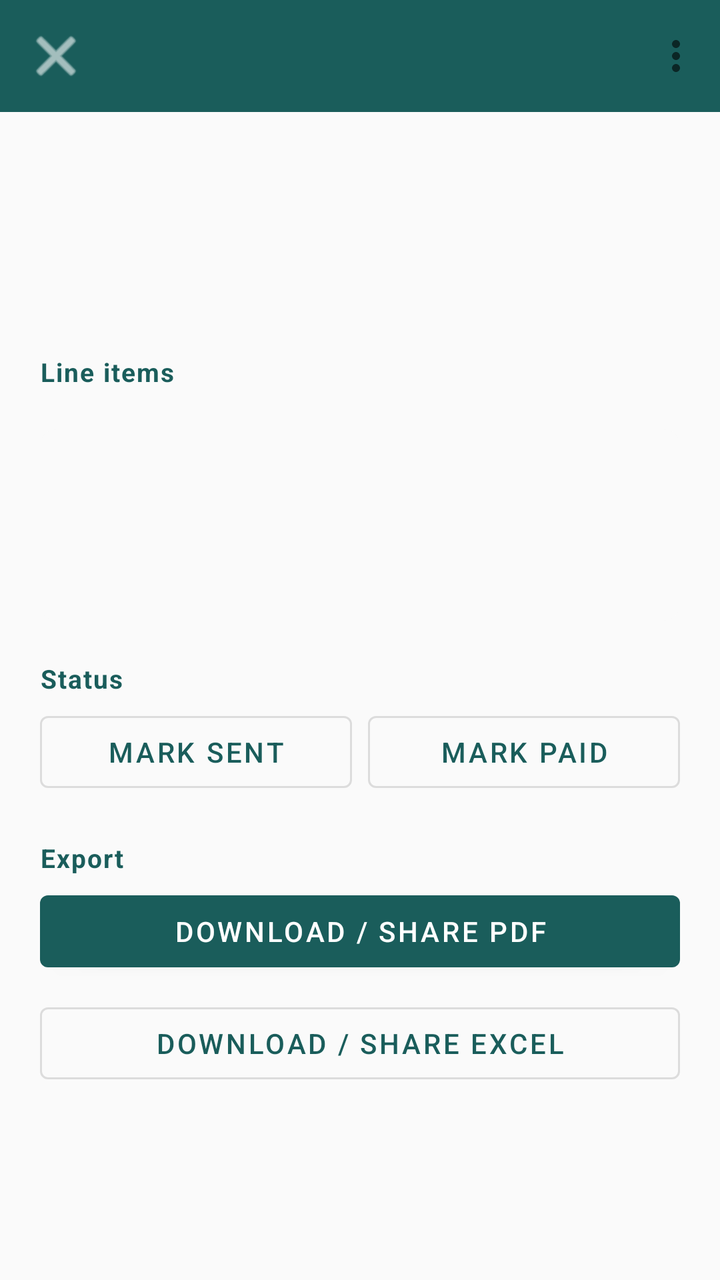
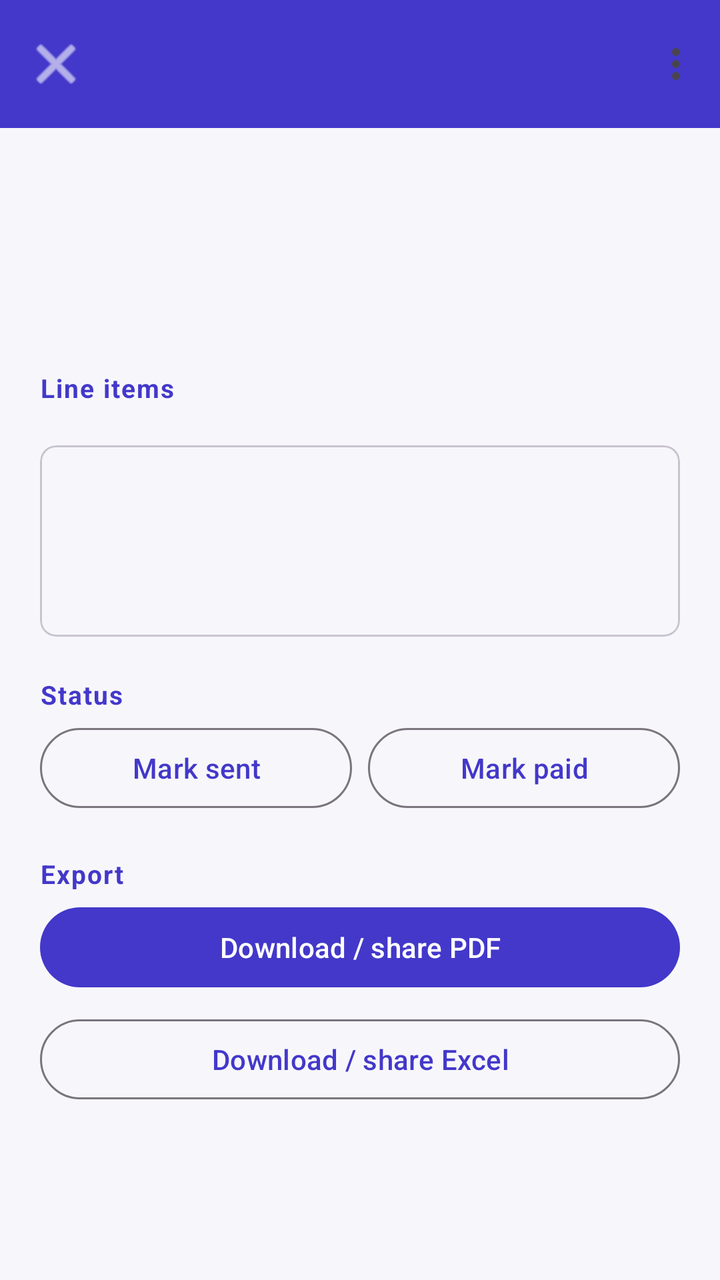

An Android layout rendered at two revisions. The XML below is the earlier revision; the diff shows what the commit changed to produce the second picture.
<!-- AndroidManifest.xml: application theme Theme.InvoiSuite -->
<!-- res/layout/activity_invoice_detail.xml -->
<?xml version="1.0" encoding="utf-8"?>
<LinearLayout xmlns:android="http://schemas.android.com/apk/res/android"
    xmlns:app="http://schemas.android.com/apk/res-auto"
    android:layout_width="match_parent"
    android:layout_height="match_parent"
    android:orientation="vertical">

    <com.google.android.material.appbar.MaterialToolbar
        android:id="@+id/toolbar"
        android:layout_width="match_parent"
        android:layout_height="?attr/actionBarSize"
        android:background="@color/primary"
        app:titleTextColor="@color/on_primary"
        app:navigationIcon="@android:drawable/ic_menu_close_clear_cancel"
        app:navigationIconTint="@color/on_primary"
        app:menu="@menu/menu_invoice_detail" />

    <ScrollView
        android:layout_width="match_parent"
        android:layout_height="match_parent">

        <LinearLayout
            android:layout_width="match_parent"
            android:layout_height="wrap_content"
            android:orientation="vertical"
            android:padding="20dp">

            <TextView
                android:id="@+id/nameText"
                android:layout_width="match_parent"
                android:layout_height="wrap_content"
                android:textSize="20sp"
                android:textStyle="bold"
                android:textColor="@color/text_primary" />

            <TextView
                android:id="@+id/statusText"
                android:layout_width="wrap_content"
                android:layout_height="wrap_content"
                android:layout_marginTop="4dp"
                android:textStyle="bold"
                android:textColor="@color/primary" />

            <TextView
                android:id="@+id/metaText"
                android:layout_width="match_parent"
                android:layout_height="wrap_content"
                android:layout_marginTop="12dp"
                android:lineSpacingExtra="4dp"
                android:textColor="@color/text_secondary" />

            <TextView style="@style/SectionLabel" android:text="Line items" />

            <LinearLayout
                android:id="@+id/linesContainer"
                android:layout_width="match_parent"
                android:layout_height="wrap_content"
                android:orientation="vertical" />

            <com.google.android.material.card.MaterialCardView
                android:layout_width="match_parent"
                android:layout_height="wrap_content"
                android:layout_marginTop="16dp"
                app:cardBackgroundColor="@color/background"
                app:cardCornerRadius="8dp"
                app:cardElevation="0dp">

                <LinearLayout
                    android:layout_width="match_parent"
                    android:layout_height="wrap_content"
                    android:orientation="vertical"
                    android:padding="14dp">

                    <TextView android:id="@+id/netTotalText" android:layout_width="match_parent" android:layout_height="wrap_content" android:textColor="@color/text_secondary" />
                    <TextView android:id="@+id/vatAmountText" android:layout_width="match_parent" android:layout_height="wrap_content" android:layout_marginTop="2dp" android:textColor="@color/text_secondary" />
                    <TextView android:id="@+id/grandTotalText" android:layout_width="match_parent" android:layout_height="wrap_content" android:layout_marginTop="6dp" android:textStyle="bold" android:textSize="16sp" android:textColor="@color/accent" />
                </LinearLayout>
            </com.google.android.material.card.MaterialCardView>

            <TextView style="@style/SectionLabel" android:text="Status" />
            <LinearLayout
                android:layout_width="match_parent"
                android:layout_height="wrap_content"
                android:orientation="horizontal">

                <com.google.android.material.button.MaterialButton
                    android:id="@+id/markSentButton"
                    style="@style/Widget.MaterialComponents.Button.OutlinedButton"
                    android:layout_width="0dp"
                    android:layout_height="wrap_content"
                    android:layout_weight="1"
                    android:layout_marginEnd="4dp"
                    android:text="Mark sent" />

                <com.google.android.material.button.MaterialButton
                    android:id="@+id/markPaidButton"
                    style="@style/Widget.MaterialComponents.Button.OutlinedButton"
                    android:layout_width="0dp"
                    android:layout_height="wrap_content"
                    android:layout_weight="1"
                    android:layout_marginStart="4dp"
                    android:text="Mark paid" />
            </LinearLayout>

            <TextView style="@style/SectionLabel" android:text="Export" />

            <com.google.android.material.button.MaterialButton
                android:id="@+id/downloadPdfButton"
                android:layout_width="match_parent"
                android:layout_height="wrap_content"
                android:text="Download / share PDF" />

            <com.google.android.material.button.MaterialButton
                android:id="@+id/downloadXlsxButton"
                style="@style/Widget.MaterialComponents.Button.OutlinedButton"
                android:layout_width="match_parent"
                android:layout_height="wrap_content"
                android:layout_marginTop="8dp"
                android:layout_marginBottom="24dp"
                android:text="Download / share Excel" />

            <ProgressBar
                android:id="@+id/progressBar"
                android:layout_width="wrap_content"
                android:layout_height="wrap_content"
                android:layout_gravity="center_horizontal"
                android:visibility="gone" />

        </LinearLayout>
    </ScrollView>
</LinearLayout>
<!-- resources referenced by this layout -->
<resources>
  <color name="accent">#E8A33D</color>
  <color name="background">#FAFAFA</color>
  <color name="on_primary">#FFFFFF</color>
  <color name="primary">#1A5D5B</color>
  <color name="text_primary">#1A1A1A</color>
  <color name="text_secondary">#6B6B6B</color>
  <style name="SectionLabel">
          <item name="android:layout_width">match_parent</item>
          <item name="android:layout_height">wrap_content</item>
          <item name="android:layout_marginTop">20dp</item>
          <item name="android:layout_marginBottom">4dp</item>
          <item name="android:textStyle">bold</item>
          <item name="android:textSize">13sp</item>
          <item name="android:textColor">@color/primary</item>
          <item name="android:letterSpacing">0.05</item>
      </style>
  <style name="Theme.InvoiSuite" parent="Theme.MaterialComponents.DayNight.NoActionBar">
          <item name="colorPrimary">@color/primary</item>
          <item name="colorPrimaryDark">@color/primary_dark</item>
          <item name="colorAccent">@color/accent</item>
          <item name="android:windowBackground">@color/background</item>
          <item name="colorSurface">@color/surface</item>
          <item name="colorOnPrimary">@color/on_primary</item>
      </style>
  <color name="primary_dark">#0F3E3C</color>
  <color name="surface">#FFFFFF</color>
</resources>

<!-- the commit's change to res/layout/activity_invoice_detail.xml (unified diff, before → after) -->
@@ -85,7 +85,7 @@
 
                 <com.google.android.material.button.MaterialButton
                     android:id="@+id/markSentButton"
-                    style="@style/Widget.MaterialComponents.Button.OutlinedButton"
+                    style="@style/Widget.Material3.Button.OutlinedButton"
                     android:layout_width="0dp"
                     android:layout_height="wrap_content"
                     android:layout_weight="1"
@@ -94,7 +94,7 @@
 
                 <com.google.android.material.button.MaterialButton
                     android:id="@+id/markPaidButton"
-                    style="@style/Widget.MaterialComponents.Button.OutlinedButton"
+                    style="@style/Widget.Material3.Button.OutlinedButton"
                     android:layout_width="0dp"
                     android:layout_height="wrap_content"
                     android:layout_weight="1"
@@ -112,7 +112,7 @@
 
             <com.google.android.material.button.MaterialButton
                 android:id="@+id/downloadXlsxButton"
-                style="@style/Widget.MaterialComponents.Button.OutlinedButton"
+                style="@style/Widget.Material3.Button.OutlinedButton"
                 android:layout_width="match_parent"
                 android:layout_height="wrap_content"
                 android:layout_marginTop="8dp"
<!-- resource entries referenced after the edit -->
@@ -1,11 +1,11 @@
 <!-- resources referenced by this layout -->
 <resources>
   <color name="accent">#E8A33D</color>
-  <color name="background">#FAFAFA</color>
+  <color name="background">#F7F7FB</color>
   <color name="on_primary">#FFFFFF</color>
-  <color name="primary">#1A5D5B</color>
-  <color name="text_primary">#1A1A1A</color>
-  <color name="text_secondary">#6B6B6B</color>
+  <color name="primary">#4338CA</color>
+  <color name="text_primary">#1A1A2C</color>
+  <color name="text_secondary">#5B5B6E</color>
   <style name="SectionLabel">
           <item name="android:layout_width">match_parent</item>
           <item name="android:layout_height">wrap_content</item>
@@ -16,15 +16,29 @@
           <item name="android:textColor">@color/primary</item>
           <item name="android:letterSpacing">0.05</item>
       </style>
-  <style name="Theme.InvoiSuite" parent="Theme.MaterialComponents.DayNight.NoActionBar">
+  <style name="Theme.InvoiSuite" parent="Theme.Material3.Light.NoActionBar">
           <item name="colorPrimary">@color/primary</item>
-          <item name="colorPrimaryDark">@color/primary_dark</item>
-          <item name="colorAccent">@color/accent</item>
+          <item name="colorOnPrimary">@color/on_primary</item>
+          <item name="colorPrimaryContainer">@color/primary_container</item>
+          <item name="colorOnPrimaryContainer">@color/on_primary_container</item>
+  
+          <item name="colorSecondary">@color/accent</item>
+          <item name="colorOnSecondary">@color/on_accent</item>
+  
+          <item name="colorSurface">@color/surface</item>
+          <item name="colorOnSurface">@color/on_surface</item>
+          <item name="colorSurfaceVariant">@color/background</item>
+          <item name="colorOnSurfaceVariant">@color/on_surface_variant</item>
+  
+          <item name="android:colorBackground">@color/background</item>
           <item name="android:windowBackground">@color/background</item>
-          <item name="colorSurface">@color/surface</item>
-          <item name="colorOnPrimary">@color/on_primary</item>
+          <item name="android:forceDarkAllowed" tools:targetApi="q">false</item>
       </style>
-  <color name="primary_dark">#0F3E3C</color>
+  <color name="primary_container">#EEF2FF</color>
+  <color name="on_primary_container">#312496</color>
+  <color name="on_accent">#1A1A1A</color>
   <color name="surface">#FFFFFF</color>
+  <color name="on_surface">#1A1A2C</color>
+  <color name="on_surface_variant">#5B5B6E</color>
 </resources>
 
